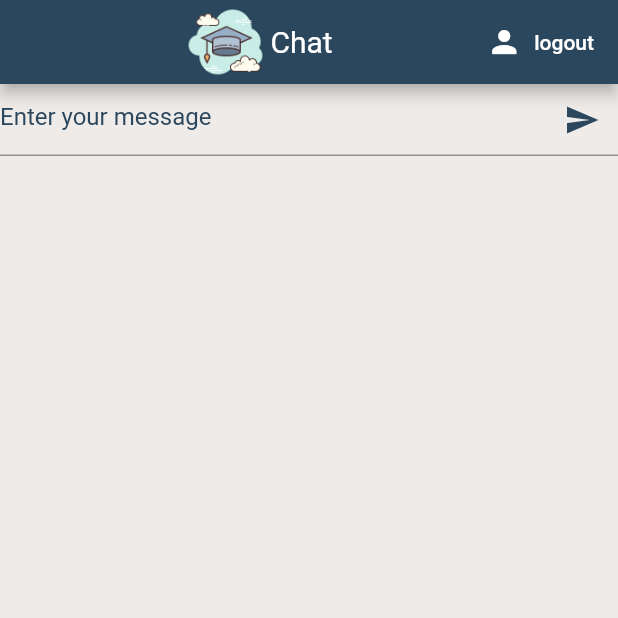
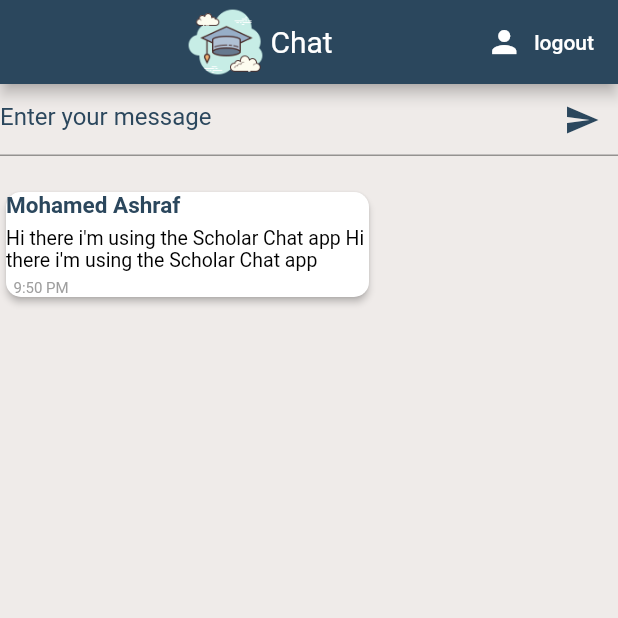
Before and after one commit to mohamedashraf1/Scholar-Chat-App, a Flutter app: the screen it shows once a user with an empty profile is signed in, on a phone screen of 412 x 824 dp, the top half of it. Run offline on Flutter 3.47's test engine with Material 2 defaults, Android fonts, the phone set to English and light mode, and no system bars; our stand-ins replace cloud_firestore, firebase_auth, firebase_core; accounts and stored records are empty.

```diff
--- a/ScholarChatApp/lib/Screens/home.dart
+++ b/ScholarChatApp/lib/Screens/home.dart
@@ -1,10 +1,16 @@
+import 'package:firebase_auth/firebase_auth.dart';
 import 'package:flutter/material.dart';
 
 import '../services/auth.dart';
+import '../widgets/message.dart';
+import '../services/database.dart';
 
 class MyHomePage extends StatelessWidget {
   final AuthService _authService = AuthService();
+  final FirebaseAuth _auth = FirebaseAuth.instance;
+
   var _textController = TextEditingController();
+  String content;
 
   @override
   Widget build(BuildContext context) {
@@ -54,7 +60,11 @@ class MyHomePage extends StatelessWidget {
           )
         ],
       ),
-      body: TextFormField(
+      body: Column(
+        crossAxisAlignment: CrossAxisAlignment.start,
+        children: [
+          TextFormField(
+            onChanged: (value) => content = value,
             decoration: InputDecoration(
                 hintText: "Enter your message",
                 hintStyle: TextStyle(color: Theme.of(context).accentColor),
@@ -63,7 +73,17 @@ class MyHomePage extends StatelessWidget {
                     Icons.send,
                     color: Theme.of(context).accentColor,
                   ),
-              onTap: () {
+                  onTap: () async {
+                    User user = _auth.currentUser;
+                    print(user.uid);
+                    await DatabaseService(
+                      uid: user.uid,
+                    ).addNewMessage(
+                      id: user.uid.toString(),
+                      content: content,
+                      time: DateTime.now().toString(),
+                    );
+
                     _textController.clear();
                     FocusScope.of(context).unfocus();
                   },
@@ -71,6 +91,17 @@ class MyHomePage extends StatelessWidget {
             style: TextStyle(color: Theme.of(context).accentColor),
             controller: _textController,
           ),
+          SizedBox(
+            height: 20,
+          ),
+          Message(
+            senderID: "Mohamed Ashraf",
+            content:
+                "Hi there i'm using the Scholar Chat app Hi there i'm using the Scholar Chat app",
+            time: "9:50 PM",
+          ),
+        ],
+      ),
     );
   }
 }
```
Also changed, not shown: ScholarChatApp/lib/Screens/messagesList.dart (added, +15 -0 lines), ScholarChatApp/lib/services/database.dart (+28 -3 lines). Lines whose indentation alone changed are shown as unchanged.
